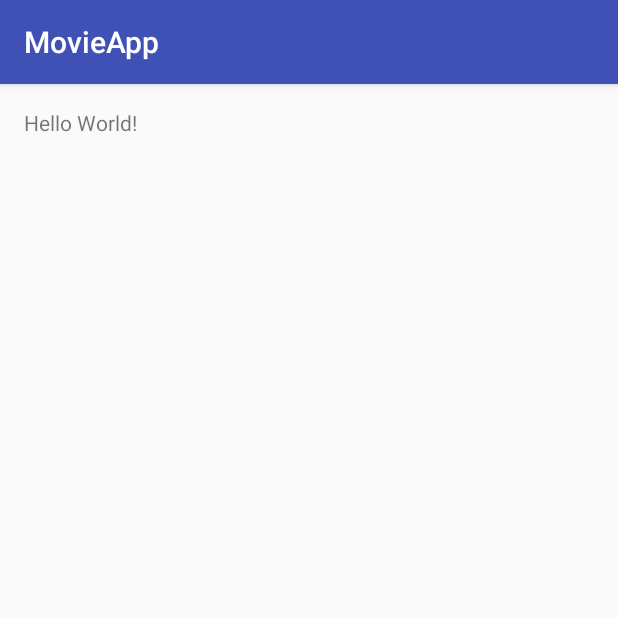
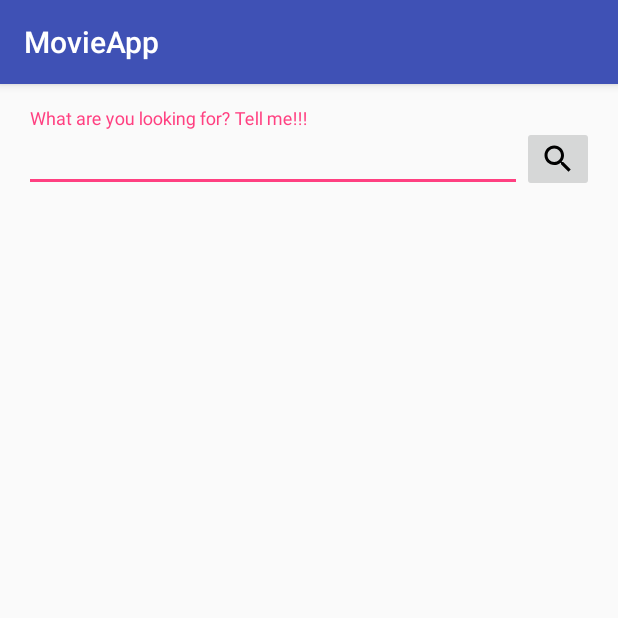
Before and after one commit to kubakow/MovieApp, an Android app: the screen it shows after launch (MainActivity before the commit, SearchActivity after it), on a phone screen of 412 x 824 dp, the top half of it. Run offline under Robolectric (Android 15) with nearby library versions, the phone set to English and light mode, and no system bars.

Commit message:
first_progress

```diff
--- a/MovieApp/app/build.gradle
+++ b/MovieApp/app/build.gradle
@@ -8,6 +8,7 @@ android {
     compileSdkVersion 25
     buildToolsVersion "25.0.2"
     defaultConfig {
+        vectorDrawables.useSupportLibrary = true
         applicationId "com.example.rent.movieapp"
         minSdkVersion 16
         targetSdkVersion 25
@@ -30,5 +31,10 @@ dependencies {
     })
     compile 'com.android.support:appcompat-v7:25.1.1'
     compile 'com.annimon:stream:1.1.6'
+    compile 'com.android.support:design:25.1.1'
+    compile 'info.android15.nucleus:nucleus:4.0.0'
+    compile 'info.android15.nucleus:nucleus-support-v7:4.0.0'
+    compile 'com.google.code.gson:gson:2.8.0'
     testCompile 'junit:junit:4.12'
+    compile 'com.google.android.gms:play-services-appindexing:8.4.0'
 }
--- a/MovieApp/app/src/main/java/com/example/rent/movieapp/MainActivity.java
+++ /dev/null
@@ -1,13 +0,0 @@
-package com.example.rent.movieapp;
-
-import android.support.v7.app.AppCompatActivity;
-import android.os.Bundle;
-
-public class MainActivity extends AppCompatActivity {
-
-    @Override
-    protected void onCreate(Bundle savedInstanceState) {
-        super.onCreate(savedInstanceState);
-        setContentView(R.layout.activity_main);
-    }
-}
--- /dev/null
+++ b/MovieApp/app/src/main/java/com/example/rent/movieapp/SearchActivity.java
@@ -0,0 +1,29 @@
+package com.example.rent.movieapp;
+
+import android.content.Context;
+import android.content.Intent;
+import android.support.design.widget.TextInputEditText;
+import android.support.v7.app.AppCompatActivity;
+import android.os.Bundle;
+import android.view.View;
+import android.widget.ImageButton;
+
+public class SearchActivity extends AppCompatActivity {
+
+
+    @Override
+    protected void onCreate(Bundle savedInstanceState) {
+
+
+        super.onCreate(savedInstanceState);
+        setContentView(R.layout.activity_searching);
+        ImageButton searchButton = (ImageButton) findViewById(R.id.search_button);
+        TextInputEditText textInputEditText = (TextInputEditText) findViewById(R.id.text_input_edit_text);
+        searchButton.setOnClickListener(v ->
+
+                startActivity(ListingActivity.createIntent(SearchActivity.this, textInputEditText.getText().toString())));
+
+
+    }
+
+}
--- /dev/null
+++ b/MovieApp/app/src/main/res/drawable/ic_search.xml
@@ -0,0 +1,9 @@
+<vector xmlns:android="http://schemas.android.com/apk/res/android"
+        android:width="24dp"
+        android:height="24dp"
+        android:viewportWidth="24.0"
+        android:viewportHeight="24.0">
+    <path
+        android:fillColor="#FF000000"
+        android:pathData="M15.5,14h-0.79l-0.28,-0.27C15.41,12.59 16,11.11 16,9.5 16,5.91 13.09,3 9.5,3S3,5.91 3,9.5 5.91,16 9.5,16c1.61,0 3.09,-0.59 4.23,-1.57l0.27,0.28v0.79l5,4.99L20.49,19l-4.99,-5zM9.5,14C7.01,14 5,11.99 5,9.5S7.01,5 9.5,5 14,7.01 14,9.5 11.99,14 9.5,14z"/>
+</vector>
--- a/MovieApp/app/src/main/res/layout/activity_main.xml
+++ b/MovieApp/app/src/main/res/layout/activity_listing.xml
@@ -1,17 +1,13 @@
 <?xml version="1.0" encoding="utf-8"?>
 <RelativeLayout xmlns:android="http://schemas.android.com/apk/res/android"
     xmlns:tools="http://schemas.android.com/tools"
-    android:id="@+id/activity_main"
+    android:id="@+id/activity_listing"
     android:layout_width="match_parent"
     android:layout_height="match_parent"
     android:paddingBottom="@dimen/activity_vertical_margin"
     android:paddingLeft="@dimen/activity_horizontal_margin"
     android:paddingRight="@dimen/activity_horizontal_margin"
     android:paddingTop="@dimen/activity_vertical_margin"
-    tools:context="com.example.rent.movieapp.MainActivity">
+    tools:context="com.example.rent.movieapp.ListingActivity">
 
-    <TextView
-        android:layout_width="wrap_content"
-        android:layout_height="wrap_content"
-        android:text="Hello World!" />
 </RelativeLayout>
--- /dev/null
+++ b/MovieApp/app/src/main/res/layout/activity_searching.xml
@@ -0,0 +1,41 @@
+<?xml version="1.0" encoding="utf-8"?>
+<RelativeLayout xmlns:android="http://schemas.android.com/apk/res/android"
+    xmlns:tools="http://schemas.android.com/tools"
+    xmlns:app="http://schemas.android.com/apk/res-auto"
+    android:id="@+id/activity_main"
+    android:layout_width="match_parent"
+    android:layout_height="match_parent"
+    android:paddingBottom="@dimen/activity_vertical_margin"
+    android:paddingLeft="@dimen/activity_horizontal_margin"
+    android:paddingRight="@dimen/activity_horizontal_margin"
+    android:paddingTop="@dimen/activity_vertical_margin"
+    tools:context="com.example.rent.movieapp.SearchActivity">
+
+<android.support.design.widget.TextInputLayout
+    android:id="@+id/text_input_layout"
+    android:layout_width="match_parent"
+    android:layout_height="wrap_content"
+    android:layout_toLeftOf="@id/search_button"
+    >
+
+<android.support.design.widget.TextInputEditText
+    android:id="@+id/text_input_edit_text"
+    android:hint="@string/what_are_you_looking_for_tell_me"
+    android:layout_width="match_parent"
+    android:layout_height="wrap_content"
+    />
+
+</android.support.design.widget.TextInputLayout>
+
+    <ImageButton
+
+        android:id="@+id/search_button"
+        android:layout_width="wrap_content"
+        android:layout_height="wrap_content"
+        app:srcCompat="@drawable/ic_search"
+        android:layout_alignBottom="@+id/text_input_layout"
+        android:layout_alignParentRight="true"
+        android:layout_alignParentEnd="true" />
+
+
+</RelativeLayout>
--- a/MovieApp/app/src/main/res/values/strings.xml
+++ b/MovieApp/app/src/main/res/values/strings.xml
@@ -1,3 +1,4 @@
 <resources>
     <string name="app_name">MovieApp</string>
+    <string name="what_are_you_looking_for_tell_me">What are you looking for? Tell me!!!</string>
 </resources>
```
Also changed, not shown: MovieApp/app/src/main/AndroidManifest.xml (+8 -3 lines), MovieApp/app/src/main/java/com/example/rent/movieapp/ListingActivity.java (added, +95 -0 lines), MovieApp/app/src/main/java/com/example/rent/movieapp/ListingPresenter.java (added, +49 -0 lines), MovieApp/app/src/main/java/com/example/rent/movieapp/MovieListingItem.java (added, +39 -0 lines), MovieApp/app/src/main/java/com/example/rent/movieapp/SearchResult.java (added, +31 -0 lines), MovieApp/app/src/main/movie_icon-web.png (added), MovieApp/app/src/main/res/mipmap-hdpi/movie_icon.png (added), MovieApp/app/src/main/res/mipmap-mdpi/movie_icon.png (added), MovieApp/app/src/main/res/mipmap-xhdpi/movie_icon.png (added), MovieApp/app/src/main/res/mipmap-xxhdpi/movie_icon.png (added), MovieApp/app/src/main/res/mipmap-xxxhdpi/movie_icon.png (added).
